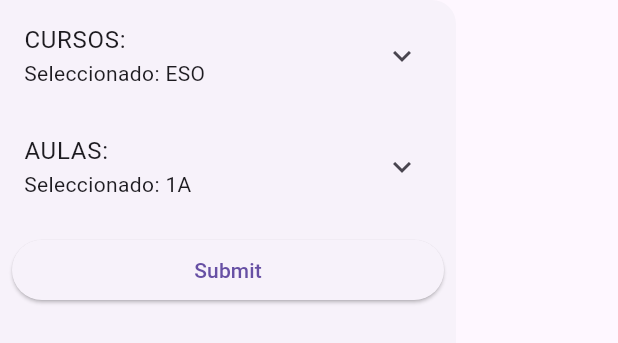
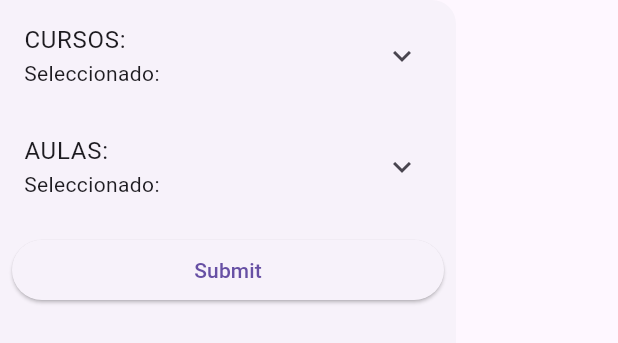
Before and after one commit to jsutmes2712/ISeneca, a Flutter app: the SideMenu widget shown alone on an empty page, opened directly, on a phone screen of 412 x 824 dp. Shown: the top 343 px of the screen. Run offline on Flutter 3.47's test engine with Material 3 defaults, Android fonts, the phone set to English and light mode, and no system bars; our stand-ins replace dio, firebase_auth, firebase_core, font_awesome_flutter, google_sign_in, syncfusion_flutter_calendar; accounts and stored records are empty; network calls fail.

Commit message:
mucha mas magia

```diff
--- a/lib/widgets/side_menu.dart
+++ b/lib/widgets/side_menu.dart
@@ -12,8 +12,8 @@ class SideMenu extends StatefulWidget {
 }
 
 class _SideMenuState extends State<SideMenu> {
-  String seleccionCursos = 'ESO';
-  String seleccionAula = '1A';
+  String seleccionCursos = '';
+  String seleccionAula = '';
 
   @override
   Widget build(BuildContext context) {
@@ -60,7 +60,7 @@ class _SideMenuState extends State<SideMenu> {
         ExpansionTile(
           title: const Text('AULAS: '),
           subtitle: Text('Seleccionado: $seleccionAula'),
-          children: [
+          children:  seleccionCursos.isNotEmpty ? [
             ...expulsadosProvider.cursos[seleccionCursos]!.map((e) => RadioListTile(
               title: Text(e),
               value: e,
@@ -71,7 +71,7 @@ class _SideMenuState extends State<SideMenu> {
                 });
               },
             )),
-          ],
+          ] : [],
         ),
 
         Padding(
```
